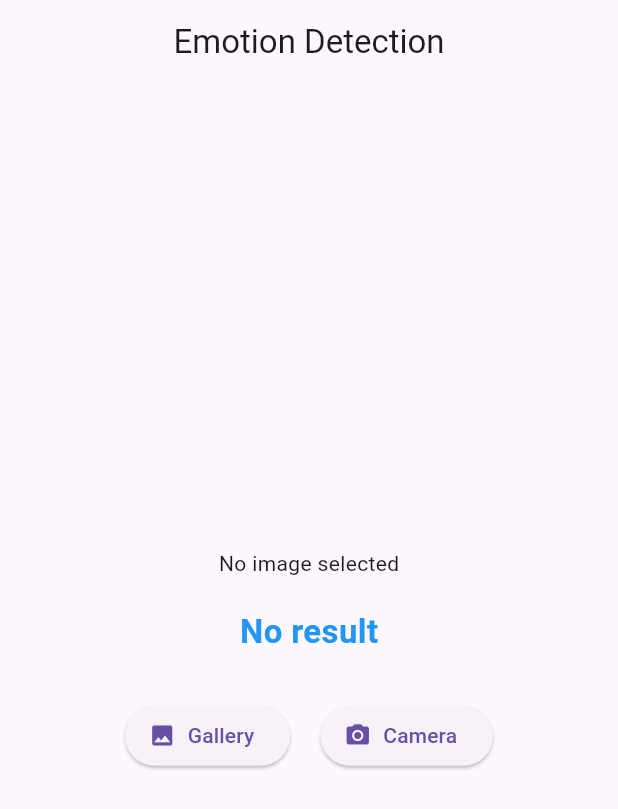
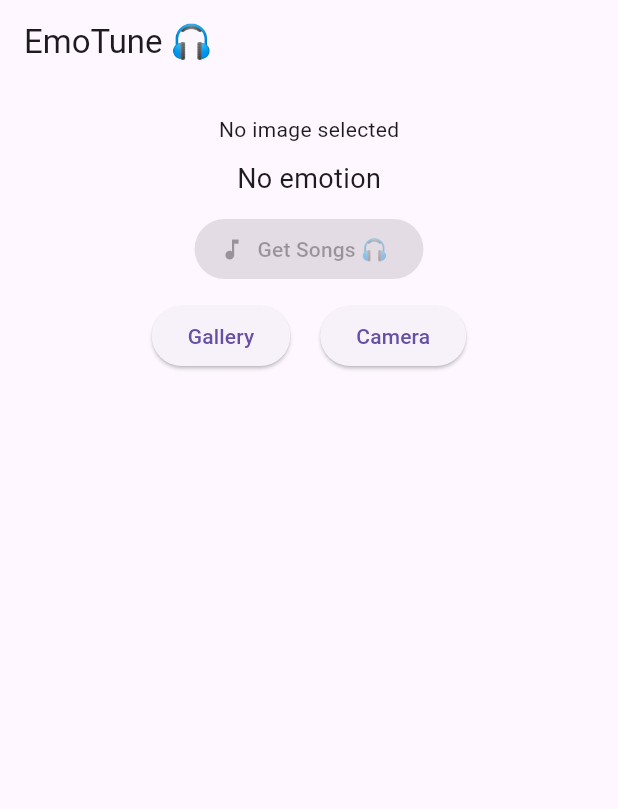
Before and after one commit to Zaki4436/emotune, a Flutter app: the screen it shows after launch, after a tap on "Gallery", on a phone screen of 412 x 824 dp. Shown: the top 809 px of the screen. Run offline on Flutter 3.47's test engine with Material 3 defaults, Android fonts, the phone set to English and light mode, and no system bars; our stand-ins replace image_picker; missing offline and left inert: google_mlkit_face_detection, tflite_flutter.

Commit message:
get songs list

```diff
--- a/lib/main.dart
+++ b/lib/main.dart
@@ -1,12 +1,15 @@
 import 'dart:io';
 import 'package:flutter/material.dart';
 import 'package:image_picker/image_picker.dart';
+import 'services/spotify_service.dart';
+
+// 🔥 ADD THESE IMPORTS (for ML)
 import 'package:tflite_flutter/tflite_flutter.dart';
 import 'package:image/image.dart' as img;
 import 'package:google_mlkit_face_detection/google_mlkit_face_detection.dart';
 
 void main() {
-  runApp(EmoTuneApp());
+  runApp(const EmoTuneApp());
 }
 
 class EmoTuneApp extends StatelessWidget {
@@ -14,7 +17,7 @@ class EmoTuneApp extends StatelessWidget {
 
   @override
   Widget build(BuildContext context) {
-    return MaterialApp(
+    return const MaterialApp(
       debugShowCheckedModeBanner: false,
       home: EmotionScreen(),
     );
@@ -25,12 +28,20 @@ class EmotionScreen extends StatefulWidget {
   const EmotionScreen({super.key});
 
   @override
-  EmotionScreenState createState() => EmotionScreenState();
+  State<EmotionScreen> createState() => _EmotionScreenState();
 }
 
-class EmotionScreenState extends State<EmotionScreen> {
+class _EmotionScreenState extends State<EmotionScreen> {
   File? _image;
-  String result = "No result";
+  String emotion = "No emotion";
+  bool isLoading = false;
+
+  List songs = [];
+
+  final picker = ImagePicker();
+  final SpotifyService _spotifyService = SpotifyService();
+
+  // 🔥 ML MODEL
   Interpreter? interpreter;
 
   final List<String> labels = [
@@ -53,31 +64,36 @@ class EmotionScreenState extends State<EmotionScreen> {
     interpreter = await Interpreter.fromAsset('assets/model/emotion_model.tflite');
   }
 
-  // Pick Image
+  // ===============================
+  // 📸 PICK IMAGE
+  // ===============================
   Future<void> pickImage(ImageSource source) async {
-    final picked = await ImagePicker().pickImage(source: source);
+    final picked = await picker.pickImage(source: source);
     if (picked == null) return;
 
     File imageFile = File(picked.path);
-    setState(() => _image = imageFile);
 
-    detectFace(imageFile);
+    setState(() {
+      _image = imageFile;
+    });
+
+    detectFace(imageFile); // 🔥 CALL ML PIPELINE
   }
 
-  // Detect Face
+  // ===============================
+  // 🧠 FACE DETECTION
+  // ===============================
   Future<void> detectFace(File file) async {
     final inputImage = InputImage.fromFile(file);
 
     final faceDetector = FaceDetector(
-      options: FaceDetectorOptions(
-        performanceMode: FaceDetectorMode.fast,
-      ),
+      options: FaceDetectorOptions(performanceMode: FaceDetectorMode.fast),
     );
 
     final faces = await faceDetector.processImage(inputImage);
 
     if (faces.isEmpty) {
-      setState(() => result = "No face detected ❌");
+      setState(() => emotion = "No face detected ❌");
       return;
     }
 
@@ -96,8 +112,12 @@ class EmotionScreenState extends State<EmotionScreen> {
     runModel(cropped);
   }
 
-  // Run Model
+  // ===============================
+  // 🤖 RUN MODEL
+  // ===============================
   void runModel(img.Image image) {
+    if (interpreter == null) return;
+
     img.Image resized = img.copyResize(image, width: 48, height: 48);
 
     var input = List.generate(
@@ -106,14 +126,11 @@ class EmotionScreenState extends State<EmotionScreen> {
         48,
         (y) => List.generate(48, (x) {
           var pixel = resized.getPixel(x, y);
-
-                  var gray = (pixel.r * 0.3 +
-                          pixel.g * 0.59 +
-                          pixel.b * 0.11) /
-                      255.0;
-
+          var gray = (pixel.r * 0.3 + pixel.g * 0.59 + pixel.b * 0.11) / 255.0;
           return [gray];
-                })));
+        }),
+      ),
+    );
 
     var output = List.generate(1, (i) => List.filled(labels.length, 0.0));
 
@@ -129,58 +146,105 @@ class EmotionScreenState extends State<EmotionScreen> {
       }
     }
 
+    // 🔥 SET REAL EMOTION HERE
     setState(() {
-      result = labels[maxIndex];
+      emotion = labels[maxIndex];
     });
   }
 
+  // ===============================
+  // 🎵 FETCH SONGS (BUTTON TRIGGER)
+  // ===============================
+  Future<void> fetchSongs() async {
+    setState(() => isLoading = true);
+
+    try {
+      var fetchedSongs =
+          await _spotifyService.getSongsByEmotion(emotion);
+
+      setState(() {
+        songs = fetchedSongs;
+        isLoading = false;
+      });
+    } catch (e) {
+      print("Error fetching songs: $e");
+      setState(() => isLoading = false);
+    }
+  }
+
+  // ===============================
+  // 🎨 UI (UNCHANGED)
+  // ===============================
   @override
   Widget build(BuildContext context) {
     return Scaffold(
-      appBar: AppBar(
-        title: Text("Emotion Detection"),
-        centerTitle: true,
-      ),
-      body: Padding(
-        padding: const EdgeInsets.all(16),
-        child: Column(
-          mainAxisAlignment: MainAxisAlignment.center,
+      appBar: AppBar(title: const Text("EmoTune 🎧")),
+      body: Column(
         children: [
+          const SizedBox(height: 20),
+
           _image != null
               ? Image.file(_image!, height: 200)
-                : Text("No image selected"),
+              : const Text("No image selected"),
 
-            SizedBox(height: 20),
+          const SizedBox(height: 10),
 
           Text(
-              result,
-              style: TextStyle(
-                fontSize: 22,
-                fontWeight: FontWeight.bold,
-                color: Colors.blue,
-              ),
+            emotion,
+            style: const TextStyle(fontSize: 18),
           ),
 
-            SizedBox(height: 30),
+          const SizedBox(height: 10),
+
+          ElevatedButton.icon(
+            onPressed: (emotion == "No emotion" || isLoading)
+                ? null
+                : fetchSongs,
+            icon: const Icon(Icons.music_note),
+            label: const Text("Get Songs 🎧"),
+          ),
+
+          const SizedBox(height: 10),
 
           Row(
             mainAxisAlignment: MainAxisAlignment.center,
             children: [
-                ElevatedButton.icon(
+              ElevatedButton(
                 onPressed: () => pickImage(ImageSource.gallery),
-                  icon: Icon(Icons.photo),
-                  label: Text("Gallery"),
+                child: const Text("Gallery"),
               ),
-                SizedBox(width: 20),
-                ElevatedButton.icon(
+              const SizedBox(width: 20),
+              ElevatedButton(
                 onPressed: () => pickImage(ImageSource.camera),
-                  icon: Icon(Icons.camera_alt),
-                  label: Text("Camera"),
+                child: const Text("Camera"),
               ),
             ],
           ),
+
+          const SizedBox(height: 10),
+
+          Expanded(
+            child: isLoading
+                ? const Center(child: CircularProgressIndicator())
+                : ListView.builder(
+                    itemCount: songs.length,
+                    itemBuilder: (context, index) {
+                      var song = songs[index];
+
+                      return ListTile(
+                        leading: Image.network(
+                          song['image'],
+                          width: 50,
+                          errorBuilder: (_, __, ___) =>
+                              const Icon(Icons.music_note),
+                        ),
+                        title: Text(song['title']),
+                        subtitle: Text(song['artist']),
+                      );
+                    },
+                  ),
+          ),
         ],
-        ),
       ),
     );
   }
--- a/pubspec.yaml
+++ b/pubspec.yaml
@@ -30,10 +30,11 @@ environment:
 dependencies:
   flutter:
     sdk: flutter
-  tflite_flutter: ^0.11.0
+  tflite_flutter: ^0.12.1
   image_picker: ^1.0.4
   image: ^4.1.3
   google_mlkit_face_detection: ^0.10.0
+  http: ^0.13.6
 
   # The following adds the Cupertino Icons font to your application.
   # Use with the CupertinoIcons class for iOS style icons.
```
Also changed, not shown: lib/services/spotify_service.dart (added, +107 -0 lines), pubspec.lock, 1 other file. Lines whose indentation alone changed are shown as unchanged.
